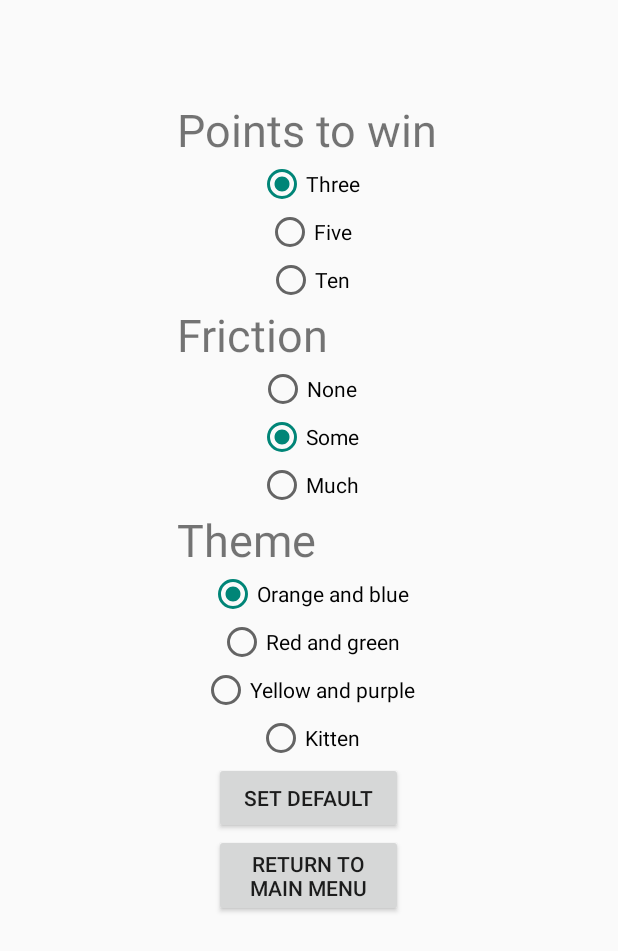
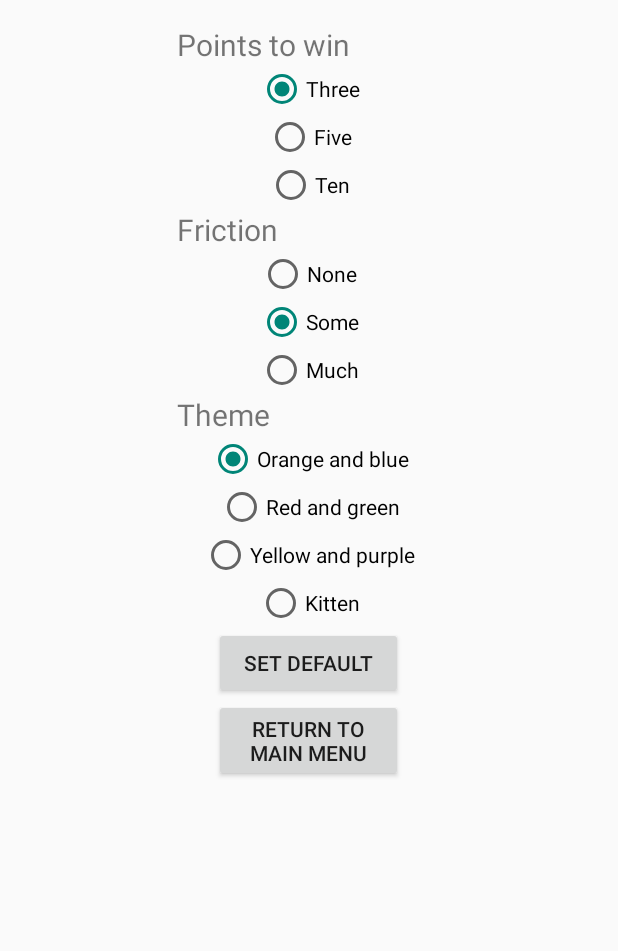
Before and after one commit to MFHolm/myAirhockityGame, an Android app: the Settings screen opened directly, with no data from a screen before it, on a phone screen of 412 x 824 dp. Shown: the top 951 px of the screen. Run offline under Robolectric (Android 15) with nearby library versions, the light colour scheme and no system bars.

Commit message:
Game mechanics fungerer

```diff
--- a/myAirhockityGame/app/src/main/java/com/example/maritaholm/myairhockitygame/Game.java
+++ b/myAirhockityGame/app/src/main/java/com/example/maritaholm/myairhockitygame/Game.java
@@ -300,6 +300,7 @@ public class Game extends Activity implements View.OnTouchListener {
 
     public void showWinnerDialog(String winner){
         DialogFragment mWinnerDialog = WinnerDialog.newInstance(winner);
+
         mWinnerDialog.show(getFragmentManager(), "dialog");
     }
 
--- a/myAirhockityGame/app/src/main/java/com/example/maritaholm/myairhockitygame/Settings.java
+++ b/myAirhockityGame/app/src/main/java/com/example/maritaholm/myairhockitygame/Settings.java
@@ -70,9 +70,9 @@ public class Settings extends Activity {
             public void onCheckedChanged(RadioGroup group, int checkedId) {
                 if(R.id.radio_none == checkedId){
                     prefs.edit().putString("friction", "none").commit();
-                } else if (checkedId == R.id.radio_five){
+                } else if (checkedId == R.id.radio_some){
                     prefs.edit().putString("friction","some").commit();
-                } else if (checkedId == R.id.radio_ten){
+                } else if (checkedId == R.id.radio_much){
                     prefs.edit().putString("friction","much").commit();
                 }
             }
--- a/myAirhockityGame/app/src/main/res/layout/activity_settings.xml
+++ b/myAirhockityGame/app/src/main/res/layout/activity_settings.xml
@@ -20,8 +20,8 @@
             android:layout_width="175dp"
             android:layout_height="wrap_content"
             android:text="Points to win"
-            android:textSize="30dp"
-            android:layout_marginTop="50dp" />
+            android:textSize="20dp"
+            android:layout_marginTop="0dp" />
 
         <RadioGroup
             android:id="@+id/points_group"
@@ -54,7 +54,7 @@
             android:layout_width="175dp"
             android:layout_height="wrap_content"
             android:text="Friction"
-            android:textSize="30dp"
+            android:textSize="20dp"
             android:layout_marginTop="0dp" />
 
         <RadioGroup
@@ -87,7 +87,7 @@
             android:layout_width="175dp"
             android:layout_height="wrap_content"
             android:text="Theme"
-            android:textSize="30dp"
+            android:textSize="20dp"
             android:layout_marginTop="0dp" />
 
         <RadioGroup
```
Also changed, not shown: myAirhockityGame/app/src/main/java/com/example/maritaholm/myairhockitygame/WinnerDialog.java (+17 -12 lines).
